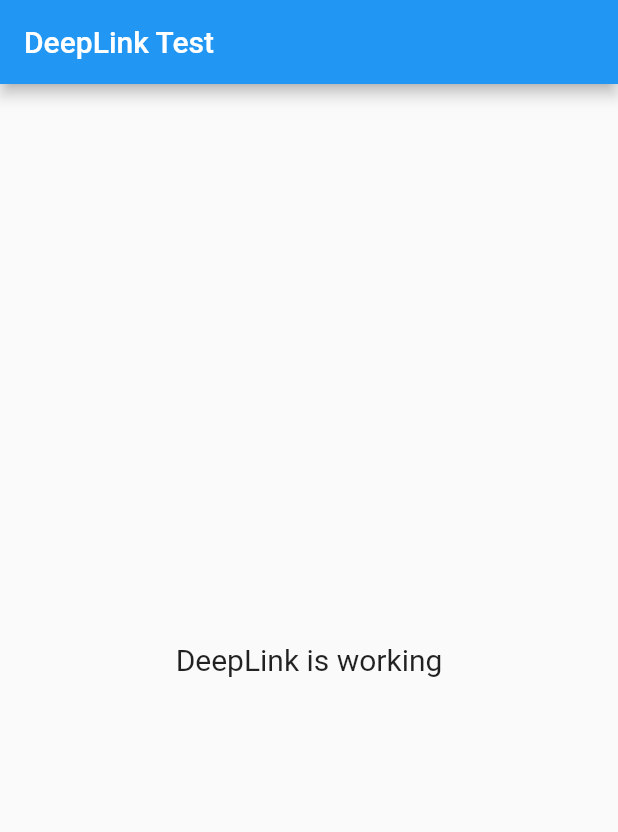
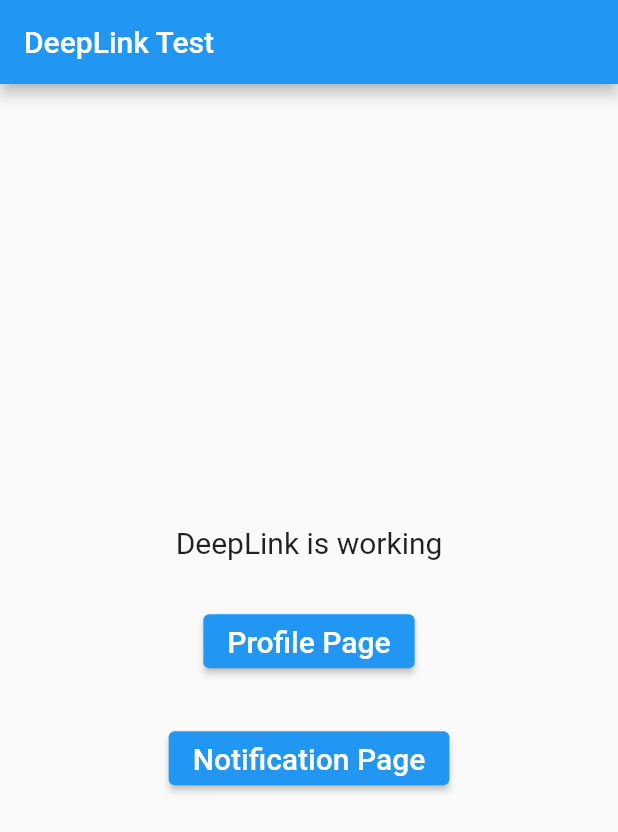
Before and after one commit to iamrutudhvaj/deeplink_test, a Flutter app: the screen it shows after launch, on a phone screen of 412 x 824 dp. Shown: the top 832 px of the screen. Run offline on Flutter 3.47's test engine with Material 2 defaults, Android fonts, the phone set to English and light mode, and no system bars; our stand-ins replace app_links, firebase_core, get; accounts and stored records are empty.

Commit message:
DONE: task done

```diff
--- a/lib/app/modules/home/views/home_view.dart
+++ b/lib/app/modules/home/views/home_view.dart
@@ -1,3 +1,4 @@
+import 'package:deeplink_test/app/routes/app_pages.dart';
 import 'package:flutter/material.dart';
 import 'package:get/get.dart';
 
@@ -11,10 +12,39 @@ class HomeView extends GetView<HomeController> {
       appBar: AppBar(
         title: const Text('DeepLink Test'),
       ),
-      body: const Center(
-        child: Text(
-          'DeepLink is working',
-          style: TextStyle(fontSize: 20),
+      body: Center(
+        child: Column(
+          mainAxisAlignment: MainAxisAlignment.center,
+          children: [
+            const Text(
+              'DeepLink is working',
+              style: TextStyle(fontSize: 20),
+            ),
+            const SizedBox(
+              height: 30,
+            ),
+            ElevatedButton(
+              onPressed: () {
+                Get.toNamed(Routes.PROFILE_PAGE);
+              },
+              child: const Text(
+                'Profile Page',
+                style: TextStyle(fontSize: 20),
+              ),
+            ),
+            const SizedBox(
+              height: 30,
+            ),
+            ElevatedButton(
+              onPressed: () {
+                Get.toNamed(Routes.NOTIFICATION_PAGE);
+              },
+              child: const Text(
+                'Notification Page',
+                style: TextStyle(fontSize: 20),
+              ),
+            ),
+          ],
         ),
       ),
     );
--- a/lib/app/routes/app_pages.dart
+++ b/lib/app/routes/app_pages.dart
@@ -2,6 +2,10 @@ import 'package:get/get.dart';
 
 import '../modules/home/bindings/home_binding.dart';
 import '../modules/home/views/home_view.dart';
+import '../modules/notification_page/bindings/notification_page_binding.dart';
+import '../modules/notification_page/views/notification_page_view.dart';
+import '../modules/profile_page/bindings/profile_page_binding.dart';
+import '../modules/profile_page/views/profile_page_view.dart';
 
 part 'app_routes.dart';
 
@@ -16,5 +20,15 @@ class AppPages {
       page: () => const HomeView(),
       binding: HomeBinding(),
     ),
+    GetPage(
+      name: _Paths.PROFILE_PAGE,
+      page: () => const ProfilePageView(),
+      binding: ProfilePageBinding(),
+    ),
+    GetPage(
+      name: _Paths.NOTIFICATION_PAGE,
+      page: () => const NotificationPageView(),
+      binding: NotificationPageBinding(),
+    ),
   ];
 }
--- a/lib/app/routes/app_routes.dart
+++ b/lib/app/routes/app_routes.dart
@@ -4,9 +4,13 @@ part of 'app_pages.dart';
 abstract class Routes {
   Routes._();
   static const HOME = _Paths.HOME;
+  static const PROFILE_PAGE = _Paths.PROFILE_PAGE;
+  static const NOTIFICATION_PAGE = _Paths.NOTIFICATION_PAGE;
 }
 
 abstract class _Paths {
   _Paths._();
-  static const HOME = '/home';
+  static const HOME = '/';
+  static const PROFILE_PAGE = '/profile-page';
+  static const NOTIFICATION_PAGE = '/notification-page';
 }
--- a/lib/main.dart
+++ b/lib/main.dart
@@ -1,15 +1,36 @@
+import 'package:app_links/app_links.dart';
+import 'package:deeplink_test/firebase_options.dart';
+import 'package:firebase_core/firebase_core.dart';
 import 'package:flutter/material.dart';
-
 import 'package:get/get.dart';
 
 import 'app/routes/app_pages.dart';
 
-void main() {
+Future<void> main() async {
+  WidgetsFlutterBinding.ensureInitialized();
+  await Firebase.initializeApp(
+    options: DefaultFirebaseOptions.currentPlatform,
+  );
+
   runApp(
     GetMaterialApp(
       title: "Application",
       initialRoute: AppPages.INITIAL,
       getPages: AppPages.routes,
+      onInit: () {
+        final appLinks = AppLinks();
+        appLinks.allUriLinkStream.listen(
+          (uri) async {
+            final link = uri.toString();
+            if (link.contains('profile')) {
+              Get.toNamed(Routes.PROFILE_PAGE);
+            }
+            if (link.contains('notification')) {
+              Get.toNamed(Routes.NOTIFICATION_PAGE);
+            }
+          },
+        );
+      },
     ),
   );
 }
--- a/pubspec.yaml
+++ b/pubspec.yaml
@@ -11,6 +11,7 @@ dependencies:
   flutter:
     sdk: flutter
   app_links: ^3.4.5
+  firebase_core: ^2.16.0
 
 dev_dependencies:
   flutter_lints: ^2.0.0
```
Also changed, not shown: lib/app/modules/notification_page/bindings/notification_page_binding.dart (added, +12 -0 lines), lib/app/modules/notification_page/controllers/notification_page_controller.dart (added, +23 -0 lines), lib/app/modules/notification_page/views/notification_page_view.dart (added, +24 -0 lines), lib/app/modules/profile_page/bindings/profile_page_binding.dart (added, +12 -0 lines), lib/app/modules/profile_page/controllers/profile_page_controller.dart (added, +23 -0 lines), lib/app/modules/profile_page/views/profile_page_view.dart (added, +24 -0 lines), firebase.json (added), lib/firebase_options.dart (added), pubspec.lock, 6 other files.
